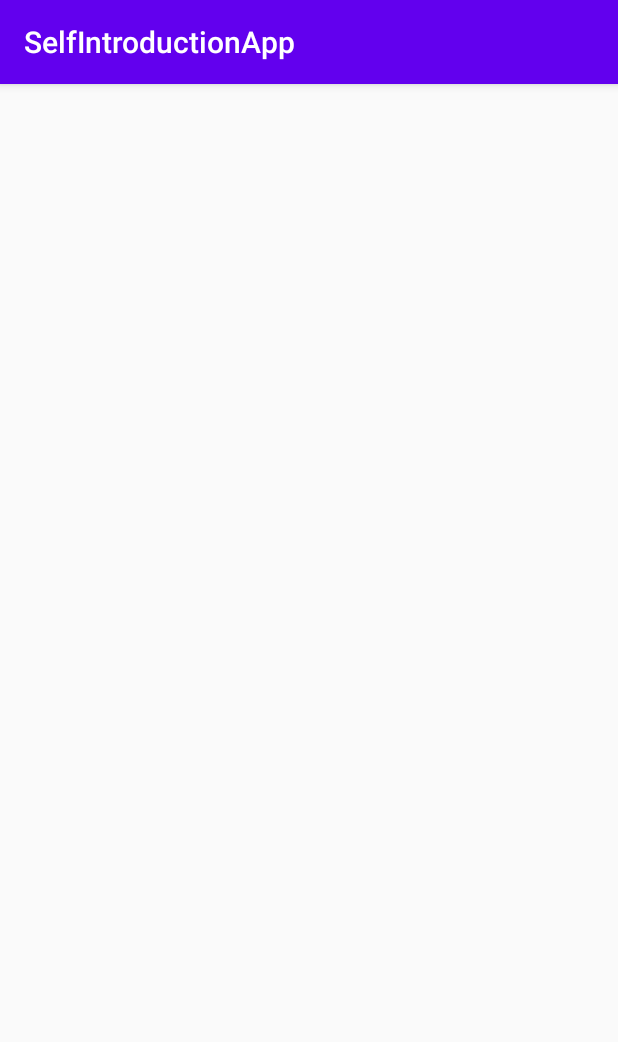
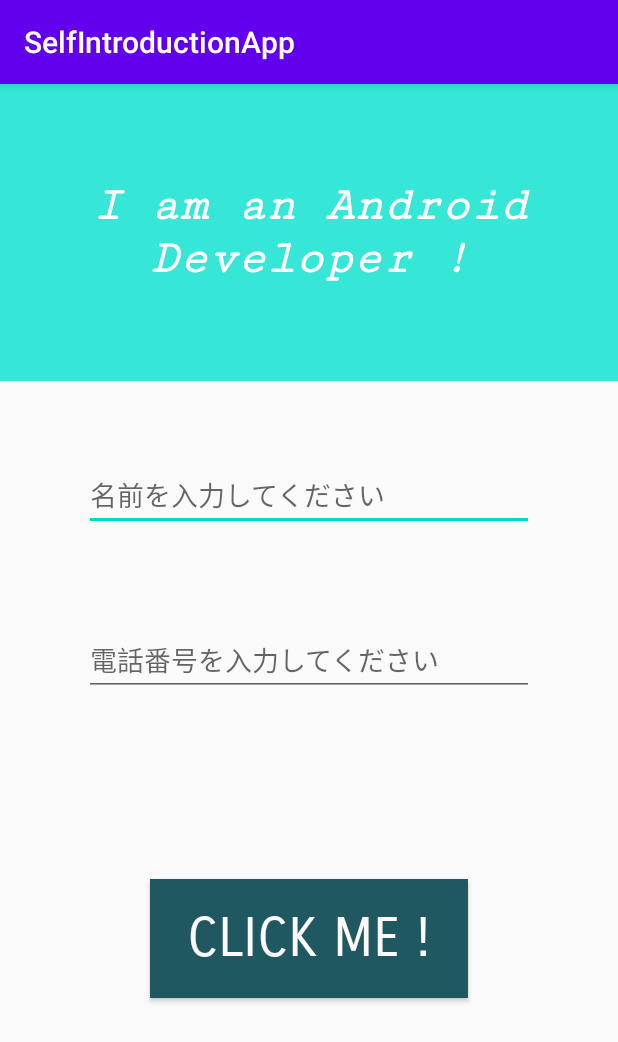
Before and after one commit to hayashi-h-s/SelfIntroductionApp_Android_Java, an Android app: the screen it shows after launch (MainActivity), on a phone screen of 412 x 824 dp. Shown: the top 1042 px of the screen. Run offline under Robolectric (Android 15) with nearby library versions, the phone set to English and light mode, and no system bars.

Commit message:
[add]名前と電話番号のフォームを追加

```diff
--- a/app/src/main/java/com/haya/selfintroductionapp/MainActivity.java
+++ b/app/src/main/java/com/haya/selfintroductionapp/MainActivity.java
@@ -3,6 +3,10 @@ package com.haya.selfintroductionapp;
 import androidx.appcompat.app.AppCompatActivity;
 
 import android.os.Bundle;
+import android.util.Log;
+import android.view.View;
+import android.widget.Button;
+import android.widget.EditText;
 
 public class MainActivity extends AppCompatActivity {
 
@@ -10,5 +14,17 @@ public class MainActivity extends AppCompatActivity {
     protected void onCreate(Bundle savedInstanceState) {
         super.onCreate(savedInstanceState);
         setContentView(R.layout.activity_main);
+
+        Button click = findViewById(R.id.click_Button);
+
+        click.setOnClickListener(new View.OnClickListener() {
+            @Override
+            public void onClick(View view) {
+//                Log.i("クリックテスト", "出力確認");
+//                EditText editName = findViewById(R.id.edtName);
+//                EditText edtPhone = findViewById(R.id.edtPhone);
+//                Log.i("クリックテスト", edtPhone.getText().toString() );
+            }
+        });
     }
 }
--- a/app/src/main/res/layout/activity_main.xml
+++ b/app/src/main/res/layout/activity_main.xml
@@ -6,4 +6,61 @@
     android:layout_height="match_parent"
     tools:context=".MainActivity">
 
+
+    <TextView
+        android:id="@+id/textView3"
+        android:layout_width="match_parent"
+        android:layout_height="198dp"
+        android:layout_alignParentStart="true"
+        android:layout_alignParentTop="true"
+        android:layout_alignParentEnd="true"
+        android:layout_marginStart="0dp"
+        android:layout_marginTop="0dp"
+        android:layout_marginEnd="0dp"
+        android:layout_marginRight="32dp"
+        android:layout_marginBottom="32dp"
+        android:background="#36E6D6"
+        android:fontFamily="serif-monospace"
+        android:gravity="center_horizontal|center_vertical"
+        android:text="I am an Android Developer !"
+        android:textColor="#FFFFFF"
+        android:textSize="32sp"
+        android:textStyle="bold|italic" />
+
+    <Button
+        android:id="@+id/click_Button"
+        android:layout_width="256dp"
+        android:layout_height="79dp"
+        android:layout_marginStart="100dp"
+        android:layout_marginLeft="100dp"
+        android:layout_marginTop="530dp"
+        android:layout_marginEnd="100dp"
+        android:layout_marginRight="100dp"
+        android:background="#1F5860"
+        android:fontFamily="sans-serif-smallcaps"
+        android:text="Click me !"
+        android:textColor="#FBF9F9"
+        android:textSize="36sp" />
+
+    <EditText
+        android:id="@+id/edtName"
+        android:layout_width="300dp"
+        android:layout_height="wrap_content"
+        android:layout_centerHorizontal="true"
+        android:layout_centerVertical="false"
+        android:layout_marginTop="250dp"
+        android:ems="10"
+        android:hint="名前を入力してください"
+        android:inputType="textPersonName" />
+
+    <EditText
+        android:id="@+id/edtPhone"
+        android:layout_width="300dp"
+        android:layout_height="wrap_content"
+        android:layout_centerHorizontal="true"
+        android:layout_marginTop="360dp"
+        android:ems="10"
+        android:hint="電話番号を入力してください"
+        android:inputType="phone" />
+
 </RelativeLayout>
```
